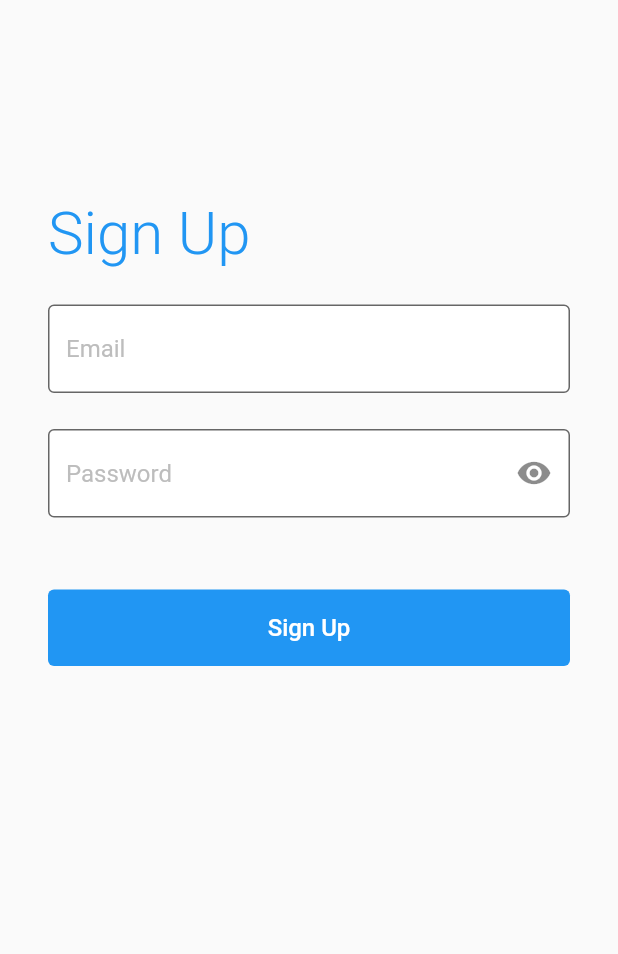
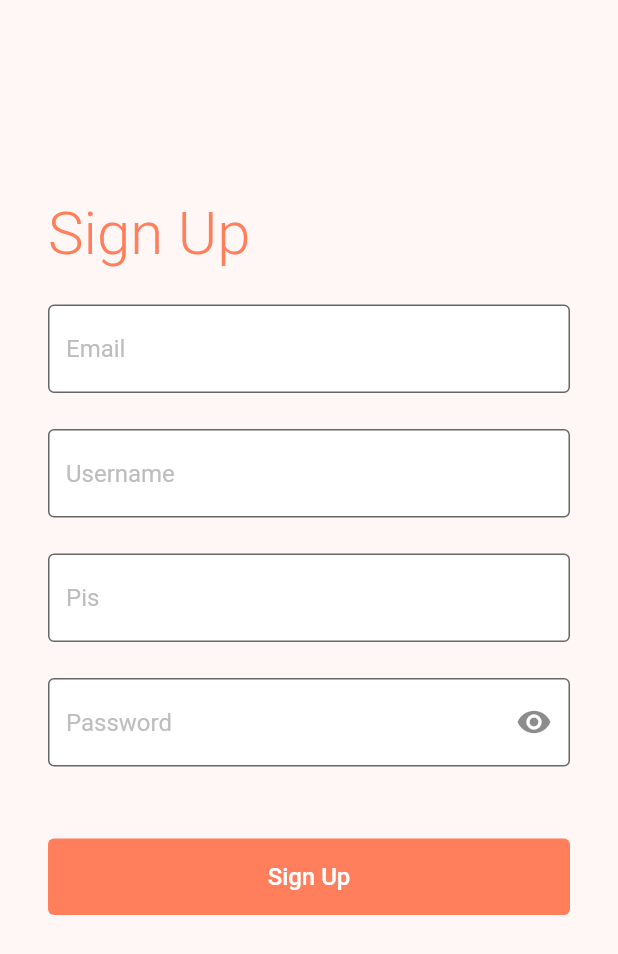
Before and after one commit to TomasMoratoPerezPorro/CommunityApp, a Flutter app: the screen it shows after launch, after a tap on "Sign Up", on a phone screen of 412 x 824 dp. Shown: the top 954 px of the screen. Run offline on Flutter 3.47's test engine with Material 2 defaults, Android fonts, the phone set to English and light mode, and no system bars; our stand-ins replace cloud_firestore, firebase_auth, font_awesome_flutter; accounts and stored records are empty.

Commit message:
Implementacio usuaris (creacio collection amb el sign up) Millora Estils finals i detallets Co-authored-by: paufdez <paufernandez350@gmail.com>

```diff
--- a/appcomunity/lib/Model/Reserves.dart
+++ b/appcomunity/lib/Model/Reserves.dart
@@ -25,12 +25,12 @@ class Reserves {
   }
 }
 
-addReserva(DateTime pickedTime, TimeOfDay time, Espais selectedEspai, int selectedDuracio) {
+addReserva(DateTime pickedTime, TimeOfDay time, Espais selectedEspai, int selectedDuracio, String userId) {
 
   DateTime dataIni = DateTime(pickedTime.year, pickedTime.month, pickedTime.day, time.hour, time.minute);
 
   final DocumentReference postRefEspai = Firestore.instance.document('Comunitat/ePxrAIn3mpLvfJBvBKtZ/Espais/${selectedEspai.id}');
-  final DocumentReference postRefUsuari = Firestore.instance.document('Usuaris/rBusSKT1iicw0I2rUrhw');
+  final DocumentReference postRefUsuari = Firestore.instance.document('Usuaris/$userId');
   Firestore.instance.collection('Comunitat').document('ePxrAIn3mpLvfJBvBKtZ').collection('Reserves').add({
     'Data_ini': Timestamp.fromDate(dataIni),
     'Data_final': Timestamp.fromDate(dataIni.add(Duration(days: 0, hours: selectedDuracio, minutes: 0))),
--- a/appcomunity/lib/login_flow/pages/signin_page.dart
+++ b/appcomunity/lib/login_flow/pages/signin_page.dart
@@ -1,3 +1,4 @@
+import 'package:appcomunity/Model/DatabaseService.dart';
 import 'package:appcomunity/login_flow/auth_state_switch.dart';
 import 'package:appcomunity/login_flow/pages/signup_page.dart';
 import 'package:appcomunity/login_flow/widgets/auth_page_title.dart';
@@ -12,12 +13,15 @@ import 'package:flutter/services.dart';
 import 'package:font_awesome_flutter/font_awesome_flutter.dart';
 import 'package:provider/provider.dart';
 
+final Color mainColor = Color(0xFFff7f5c);
+final Color secondaryColor = Color(0xFFfff7f5);
+
 class SignInPage extends StatelessWidget {
   @override
   Widget build(BuildContext context) {
     return Scaffold(
       body: _SignInPageBody(),
-      backgroundColor: Colors.white,
+      backgroundColor: secondaryColor,
     );
   }
 }
@@ -130,10 +134,12 @@ class _SignInPageBodyState extends State<_SignInPageBody> {
   void _createUserWithEmailAndPassword(EmailAndPassword credentials) async {
     try {
       showLoading(true);
-      await FirebaseAuth.instance.createUserWithEmailAndPassword(
+      AuthResult result = await FirebaseAuth.instance.createUserWithEmailAndPassword(
         email: credentials.email,
         password: credentials.password,
       );
+      FirebaseUser user = result.user;
+      await DatabaseService(uid: user.uid).updateUserData(credentials.getterUserName, credentials.getterPis);
     } on PlatformException catch (e) {
       _showError(e);
     } finally {
@@ -147,7 +153,7 @@ class _SignInPageBodyState extends State<_SignInPageBody> {
       return Center(child: CircularProgressIndicator());
     }
     final SignInConfig config = Provider.of<SignInConfig>(context);
-    final primaryColor = Theme.of(context).primaryColor;
+  //  final primaryColor = Theme.of(context).primaryColor;
     return SingleChildScrollView(
       child: Padding(
         padding: const EdgeInsets.symmetric(horizontal: 32.0),
@@ -162,8 +168,9 @@ class _SignInPageBodyState extends State<_SignInPageBody> {
               SizedBox(height: 16),
               SignInTextField(SignInTextFieldType.password, _ctrlPassword),
               SizedBox(height: 32),
+
               SignInButton(
-                color: primaryColor,
+                color: mainColor,
                 onPressed:
                     signButtonActive ? _signInWithEmailAndPassword : null,
               ),
@@ -181,7 +188,7 @@ class _SignInPageBodyState extends State<_SignInPageBody> {
                   SizedBox(width: 16),
                   FlatButton(
                     child: Text('Sign Up'),
-                    textColor: primaryColor,
+                    textColor: mainColor,
                     onPressed: () async {
                       EmailAndPassword result =
                           await Navigator.of(context).push(
@@ -222,7 +229,7 @@ class _SignInPageBodyState extends State<_SignInPageBody> {
                 FlatButton(
                   child: Text(
                     'Sign in anonymously',
-                    style: TextStyle(color: primaryColor),
+                    style: TextStyle(color: mainColor),
                   ),
                   onPressed: _signInAnonymously,
                 ),
--- a/appcomunity/lib/login_flow/pages/signup_page.dart
+++ b/appcomunity/lib/login_flow/pages/signup_page.dart
@@ -2,13 +2,23 @@ import 'package:appcomunity/login_flow/widgets/auth_page_title.dart';
 import 'package:appcomunity/login_flow/widgets/button_sign_in.dart';
 import 'package:appcomunity/login_flow/widgets/text_field.dart';
 import 'package:flutter/material.dart';
+final Color secondaryColor = Color(0xFFfff7f5);
+final Color mainColor = Color(0xFFff7f5c);
+
+class EmailAndPassword {
+  final String email, password, userName, pis;
+  EmailAndPassword(this.email, this.password, this.userName, this.pis);
+
+  String get getterUserName {
+    return this.userName;
+  }
+
+String get getterPis {
+    return this.pis;
+  }
+  toString() => "Email: '$email' / Password: '$password'";
 
 
-class EmailAndPassword {
-  final String email, password;
-  EmailAndPassword(this.email, this.password);
-
-  toString() => "Email: '$email' / Password: '$password'";
 }
 
 class SignUpPage extends StatefulWidget {
@@ -18,11 +28,14 @@ class SignUpPage extends StatefulWidget {
 
 class _SignUpPageState extends State<SignUpPage> {
   TextEditingController _email = TextEditingController();
+  TextEditingController _userName = TextEditingController();
+  TextEditingController _pis = TextEditingController();
   TextEditingController _password = TextEditingController();
 
   @override
   Widget build(BuildContext context) {
     return Scaffold(
+      backgroundColor: secondaryColor,
       body: SingleChildScrollView(
         child: Padding(
           padding: EdgeInsets.all(32),
@@ -34,13 +47,19 @@ class _SignUpPageState extends State<SignUpPage> {
               SizedBox(height: 24),
               SignInTextField(SignInTextFieldType.email, _email),
               SizedBox(height: 24),
+              SignInTextField(SignInTextFieldType.userName, _userName),
+              SizedBox(height: 24),
+              SignInTextField(SignInTextFieldType.pis, _pis),
+              SizedBox(height: 24),
               SignInTextField(SignInTextFieldType.password, _password),
               SizedBox(height: 48),
               SignInButton(
+                color: mainColor,
                 text: 'Sign Up',
                 onPressed: () {
                   Navigator.of(context).pop(
-                    EmailAndPassword(_email.text, _password.text),
+                    EmailAndPassword(
+                        _email.text, _password.text, _userName.text, _pis.text),
                   );
                 },
               )
--- a/appcomunity/lib/login_flow/signin_flow_app.dart
+++ b/appcomunity/lib/login_flow/signin_flow_app.dart
@@ -1,5 +1,6 @@
 import 'package:appcomunity/login_flow/pages/signin_page.dart';
 import 'package:flutter/material.dart';
+
 
 
 class SignInFlowApp extends StatelessWidget {
--- a/appcomunity/lib/login_flow/widgets/auth_page_title.dart
+++ b/appcomunity/lib/login_flow/widgets/auth_page_title.dart
@@ -1,4 +1,6 @@
 import 'package:flutter/material.dart';
+final Color mainColor = Color(0xFFff7f5c);
+final Color secondaryColor = Color(0xFFfff7f5);
 
 class AuthPageTitle extends StatelessWidget {
   final String text;
@@ -12,7 +14,7 @@ class AuthPageTitle extends StatelessWidget {
         this.text,
         style: TextStyle(
           fontSize: 40,
-          color: Theme.of(context).primaryColor,
+          color: mainColor,
           fontWeight: FontWeight.w300,
         ),
       ),
--- a/appcomunity/lib/login_flow/widgets/button_sign_in.dart
+++ b/appcomunity/lib/login_flow/widgets/button_sign_in.dart
@@ -1,6 +1,9 @@
 import 'package:flutter/material.dart';
 
+final Color secondaryColor = Color(0xFFfff7f5);
+
 class SignInButton extends StatelessWidget {
+
   final String text;
   final Color color;
   final Function onPressed;
@@ -22,7 +25,7 @@ class SignInButton extends StatelessWidget {
         style: TextStyle(color: Colors.white, fontSize: 16),
       ),
       color: color,
-      disabledColor: Colors.grey,
+      disabledColor: Colors.grey[400],
       padding: EdgeInsets.all(16),
     );
   }
--- a/appcomunity/lib/login_flow/widgets/text_field.dart
+++ b/appcomunity/lib/login_flow/widgets/text_field.dart
@@ -1,6 +1,9 @@
 import 'package:flutter/material.dart';
 
-enum SignInTextFieldType { email, password }
+enum SignInTextFieldType { email, password, userName, pis }
+
+final Color mainColor = Color(0xFFff7f5c);
+final Color secondaryColor = Color(0xFFfff7f5);
 
 class SignInTextField extends StatefulWidget {
   final SignInTextFieldType type;
@@ -15,6 +18,8 @@ class _SignInTextFieldState extends State<SignInTextField> {
   bool _viewPassword = false;
 
   get isPassword => widget.type == SignInTextFieldType.password;
+  get isUser => widget.type == SignInTextFieldType.userName;
+  get isPis => widget.type == SignInTextFieldType.pis;
 
   @override
   Widget build(BuildContext context) {
@@ -25,6 +30,40 @@ class _SignInTextFieldState extends State<SignInTextField> {
         onPressed: () {
           setState(() => _viewPassword = !_viewPassword);
         },
+      );
+    } else if (isUser) {
+      return TextFormField(
+        controller: widget.controller,
+        decoration: InputDecoration(
+          filled: true,
+          fillColor: Colors.white,
+          border: OutlineInputBorder(
+            borderSide: BorderSide(color: mainColor, width: 5.0),
+          ),
+          hintText: 'Username',
+          hintStyle: TextStyle(color: Colors.grey[400]),
+          suffixIcon: eye,
+        ),
+        keyboardType:
+            isPassword ? TextInputType.text : TextInputType.emailAddress,
+        obscureText: isPassword && !_viewPassword,
+      );
+    } else if (isPis) {
+      return TextFormField(
+        controller: widget.controller,
+        decoration: InputDecoration(
+          filled: true,
+          fillColor: Colors.white,
+          border: OutlineInputBorder(
+            borderSide: BorderSide(color: mainColor, width: 5.0),
+          ),
+          hintText: 'Pis',
+          hintStyle: TextStyle(color: Colors.grey[400]),
+          suffixIcon: eye,
+        ),
+        keyboardType:
+            isPassword ? TextInputType.text : TextInputType.emailAddress,
+        obscureText: isPassword && !_viewPassword,
       );
     }
     return TextFormField(
```
Also changed, not shown: appcomunity/lib/Model/DatabaseService.dart (added, +19 -0 lines), appcomunity/lib/Pages/MainPage.dart (+79 -5 lines), appcomunity/lib/Pages/NewReservaPage.dart (+6 -3 lines).
